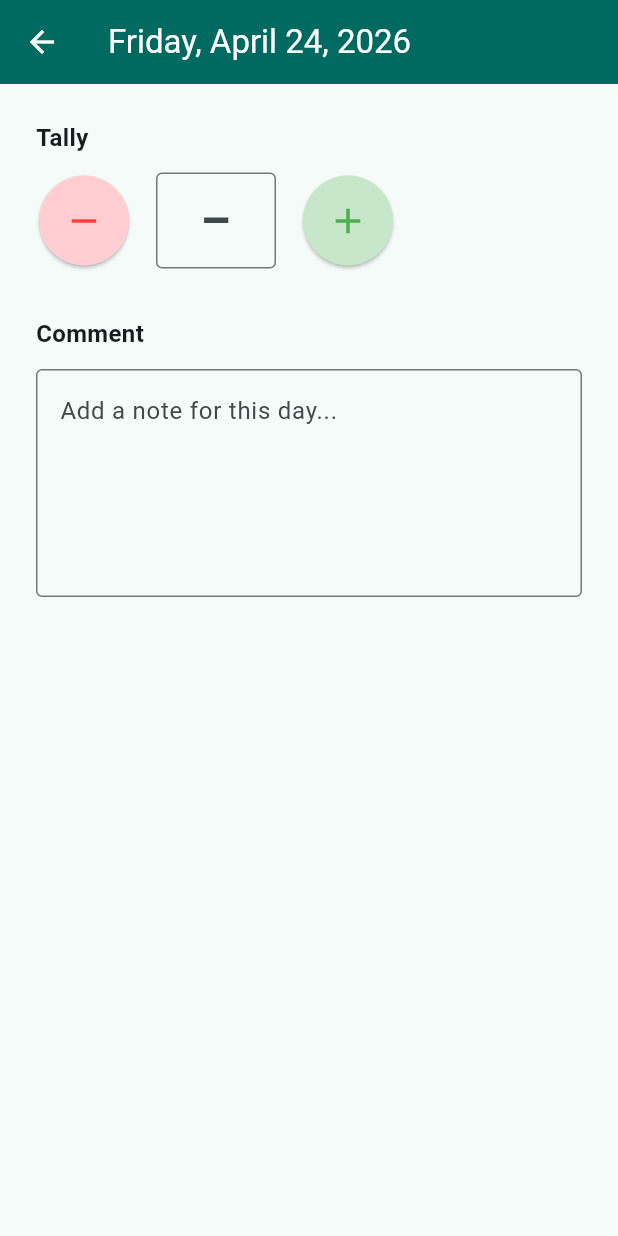
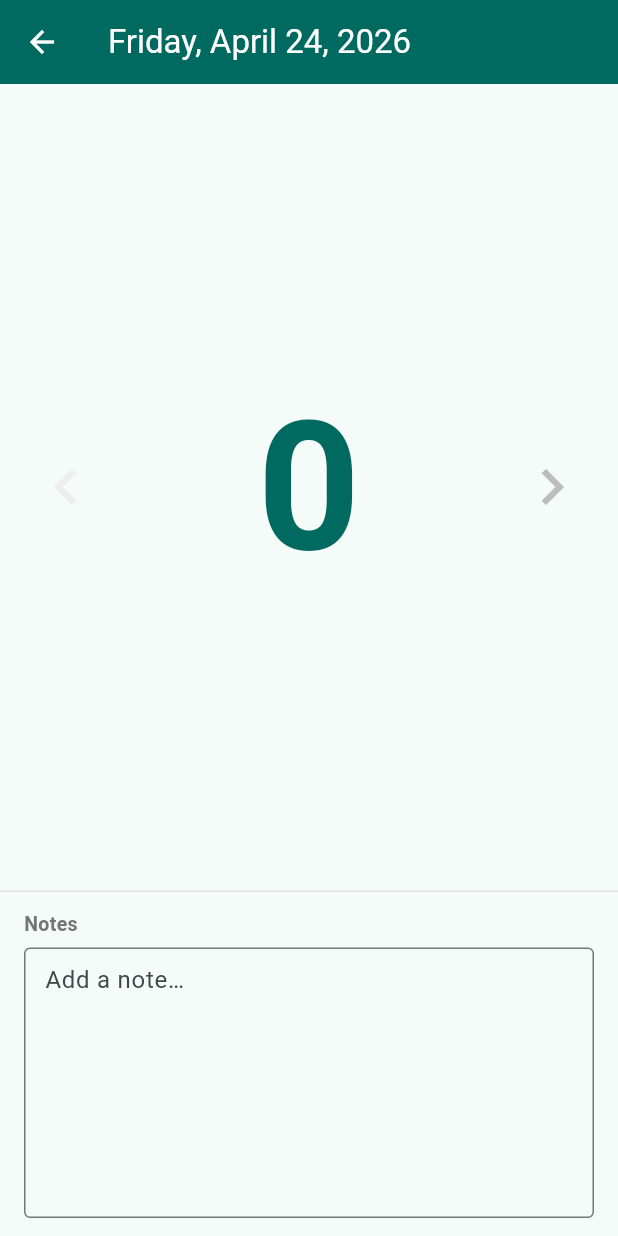
Before and after one commit to Clark-Bott/tally-calendar, a Flutter app: the screen it shows after launch, on a phone screen of 412 x 824 dp. Run offline on Flutter 3.47's test engine with Material 3 defaults, Android fonts, the phone set to English and light mode, and no system bars; our stand-ins replace csv, file_picker, fl_chart, share_plus, shared_preferences, sqflite; accounts and stored records are empty.

Commit message:
feat: redesign day detail screen with tap-to-count UI
- Counter number fills most of the screen (fontSize 120)
- Tap right half of screen to increment, left half to decrement
- Chevron arrows hint at the tap zones; left arrow greys out at zero
- Notes section occupies the bottom 30% of the screen
- Opening a day with no prior entry auto-sets tally to 0 and persists it
  immediately, so the heatmap reflects the visit

Co-Authored-By: Claude Sonnet 4.6 <noreply@anthropic.com>

```diff
--- a/lib/day_detail_screen.dart
+++ b/lib/day_detail_screen.dart
@@ -15,31 +15,26 @@ class DayDetailScreen extends StatefulWidget {
 }
 
 class _DayDetailScreenState extends State<DayDetailScreen> {
-  /// null means "no value saved" — distinct from 0.
-  int? _tally;
+  late int _tally;
   late TextEditingController _commentController;
-  late TextEditingController _tallyController;
   Timer? _debounce;
 
   @override
   void initState() {
     super.initState();
-    _tally = widget.entry?.tally;
+    // Auto-zero: opening a day always starts at 0 if no prior entry.
+    _tally = widget.entry?.tally ?? 0;
     _commentController =
         TextEditingController(text: widget.entry?.comment ?? '');
-    _tallyController =
-        TextEditingController(text: _tally != null ? '$_tally' : '');
+    // Persist the initial zero immediately so the heatmap reflects the entry.
+    WidgetsBinding.instance.addPostFrameCallback((_) => _save());
   }
 
   @override
   void dispose() {
-    // If a save is pending, fire it now before we lose the widget.
-    if (_debounce?.isActive ?? false) {
-      _debounce!.cancel();
+    _debounce?.cancel();
     _save();
-    }
     _commentController.dispose();
-    _tallyController.dispose();
     super.dispose();
   }
 
@@ -47,46 +42,32 @@ class _DayDetailScreenState extends State<DayDetailScreen> {
   String get _dateLabel =>
       DateFormat('EEEE, MMMM d, yyyy').format(widget.date);
 
-  bool get _hasValue => _tally != null || _commentController.text.trim().isNotEmpty;
-
   void _increment() {
-    setState(() {
-      _tally = (_tally ?? 0) + 1;
-      _tallyController.text = '$_tally';
-    });
+    setState(() => _tally += 1);
     _save();
   }
 
   void _decrement() {
-    final current = _tally ?? 0;
-    if (current > 0) {
-      setState(() {
-        _tally = current - 1;
-        _tallyController.text = '$_tally';
-      });
+    if (_tally > 0) {
+      setState(() => _tally -= 1);
       _save();
     }
   }
 
   Future<void> _save() async {
     final comment = _commentController.text.trim();
-    if (_tally == null && comment.isEmpty) {
-      // No value at all — remove any existing row
+    if (_tally == 0 && comment.isEmpty) {
       await DatabaseHelper.instance.deleteEntry(_dateStr);
     } else {
-      final entry = DayEntry(
-        date: _dateStr,
-        tally: _tally ?? 0,
-        comment: comment,
+      await DatabaseHelper.instance.upsertEntry(
+        DayEntry(date: _dateStr, tally: _tally, comment: comment),
       );
-      await DatabaseHelper.instance.upsertEntry(entry);
     }
   }
 
   Future<void> _clearEntry() async {
     setState(() {
-      _tally = null;
-      _tallyController.text = '';
+      _tally = 0;
       _commentController.text = '';
     });
     await DatabaseHelper.instance.deleteEntry(_dateStr);
@@ -99,13 +80,16 @@ class _DayDetailScreenState extends State<DayDetailScreen> {
 
   @override
   Widget build(BuildContext context) {
+    final hasValue = _tally > 0 || _commentController.text.trim().isNotEmpty;
+    final screenWidth = MediaQuery.of(context).size.width;
+
     return Scaffold(
       appBar: AppBar(
         title: Text(_dateLabel),
         backgroundColor: Theme.of(context).colorScheme.primary,
         foregroundColor: Colors.white,
         actions: [
-          if (_hasValue)
+          if (hasValue)
             IconButton(
               icon: const Icon(Icons.delete_outline),
               tooltip: 'Clear entry',
@@ -113,91 +97,105 @@ class _DayDetailScreenState extends State<DayDetailScreen> {
             ),
         ],
       ),
-      body: Padding(
-        padding: const EdgeInsets.all(24),
+      body: Column(
+        children: [
+          // ── Counter area ────────────────────────────────────────────────
+          Expanded(
+            flex: 7,
+            child: Stack(
+              children: [
+                // Left tap zone (decrement)
+                Positioned(
+                  left: 0,
+                  top: 0,
+                  bottom: 0,
+                  width: screenWidth / 2,
+                  child: GestureDetector(
+                    behavior: HitTestBehavior.opaque,
+                    onTap: _decrement,
+                    child: Align(
+                      alignment: Alignment.centerLeft,
+                      child: Padding(
+                        padding: const EdgeInsets.only(left: 20),
+                        child: Icon(
+                          Icons.chevron_left,
+                          size: 48,
+                          color: _tally > 0
+                              ? Colors.grey.shade400
+                              : Colors.grey.shade200,
+                        ),
+                      ),
+                    ),
+                  ),
+                ),
+                // Right tap zone (increment)
+                Positioned(
+                  right: 0,
+                  top: 0,
+                  bottom: 0,
+                  width: screenWidth / 2,
+                  child: GestureDetector(
+                    behavior: HitTestBehavior.opaque,
+                    onTap: _increment,
+                    child: Align(
+                      alignment: Alignment.centerRight,
+                      child: Padding(
+                        padding: const EdgeInsets.only(right: 20),
+                        child: Icon(
+                          Icons.chevron_right,
+                          size: 48,
+                          color: Colors.grey.shade400,
+                        ),
+                      ),
+                    ),
+                  ),
+                ),
+                // Big number
+                Center(
+                  child: Text(
+                    '$_tally',
+                    style: TextStyle(
+                      fontSize: 120,
+                      fontWeight: FontWeight.bold,
+                      color: Theme.of(context).colorScheme.primary,
+                    ),
+                  ),
+                ),
+              ],
+            ),
+          ),
+          // ── Notes area ──────────────────────────────────────────────────
+          Expanded(
+            flex: 3,
+            child: Container(
+              decoration: BoxDecoration(
+                border: Border(
+                  top: BorderSide(color: Colors.grey.shade300),
+                ),
+              ),
+              padding: const EdgeInsets.fromLTRB(16, 12, 16, 12),
               child: Column(
                 crossAxisAlignment: CrossAxisAlignment.start,
                 children: [
-            const Text('Tally',
-                style:
-                    TextStyle(fontSize: 16, fontWeight: FontWeight.bold)),
-            const SizedBox(height: 12),
-            Row(
-              children: [
-                ElevatedButton(
-                  onPressed: _decrement,
-                  style: ElevatedButton.styleFrom(
-                    shape: const CircleBorder(),
-                    padding: const EdgeInsets.all(16),
-                    backgroundColor: Colors.red.shade100,
-                  ),
-                  child:
-                      const Icon(Icons.remove, color: Colors.red, size: 28),
-                ),
-                const SizedBox(width: 16),
-                SizedBox(
-                  width: 80,
-                  child: TextField(
-                    controller: _tallyController,
-                    keyboardType: TextInputType.number,
-                    textAlign: TextAlign.center,
-                    style: const TextStyle(
-                        fontSize: 32, fontWeight: FontWeight.bold),
-                    decoration: const InputDecoration(
-                      border: OutlineInputBorder(),
-                      contentPadding: EdgeInsets.symmetric(vertical: 8),
-                      hintText: '–',
-                    ),
-                    onChanged: (val) {
-                      if (val.isEmpty) {
-                        setState(() => _tally = null);
-                        _debounce?.cancel();
-                        _debounce = Timer(
-                          const Duration(milliseconds: 500),
-                          _save,
-                        );
-                        return;
-                      }
-                      final parsed = int.tryParse(val);
-                      if (parsed != null && parsed >= 0) {
-                        setState(() {
-                          _tally = parsed;
-                        });
-                        _debounce?.cancel();
-                        _debounce = Timer(
-                          const Duration(milliseconds: 500),
-                          _save,
-                        );
-                      }
-                    },
+                  Text(
+                    'Notes',
+                    style: TextStyle(
+                      fontSize: 13,
+                      fontWeight: FontWeight.w600,
+                      color: Colors.grey.shade600,
                     ),
                   ),
-                const SizedBox(width: 16),
-                ElevatedButton(
-                  onPressed: _increment,
-                  style: ElevatedButton.styleFrom(
-                    shape: const CircleBorder(),
-                    padding: const EdgeInsets.all(16),
-                    backgroundColor: Colors.green.shade100,
-                  ),
-                  child:
-                      const Icon(Icons.add, color: Colors.green, size: 28),
-                ),
-              ],
-            ),
-
-            const SizedBox(height: 32),
-
-            const Text('Comment',
-                style:
-                    TextStyle(fontSize: 16, fontWeight: FontWeight.bold)),
-            const SizedBox(height: 12),
-            TextField(
+                  const SizedBox(height: 6),
+                  Expanded(
+                    child: TextField(
                       controller: _commentController,
-              maxLines: 5,
+                      maxLines: null,
+                      expands: true,
+                      textAlignVertical: TextAlignVertical.top,
                       decoration: const InputDecoration(
-                hintText: 'Add a note for this day...',
+                        hintText: 'Add a note…',
                         border: OutlineInputBorder(),
+                        contentPadding: EdgeInsets.all(10),
                       ),
                       onChanged: (_) {
                         _debounce?.cancel();
@@ -205,11 +203,17 @@ class _DayDetailScreenState extends State<DayDetailScreen> {
                           const Duration(milliseconds: 500),
                           _save,
                         );
+                        // Rebuild to update the delete button visibility.
+                        setState(() {});
                       },
+                    ),
                   ),
                 ],
               ),
             ),
+          ),
+        ],
+      ),
     );
   }
 }
```
Lines whose indentation alone changed are shown as unchanged.
